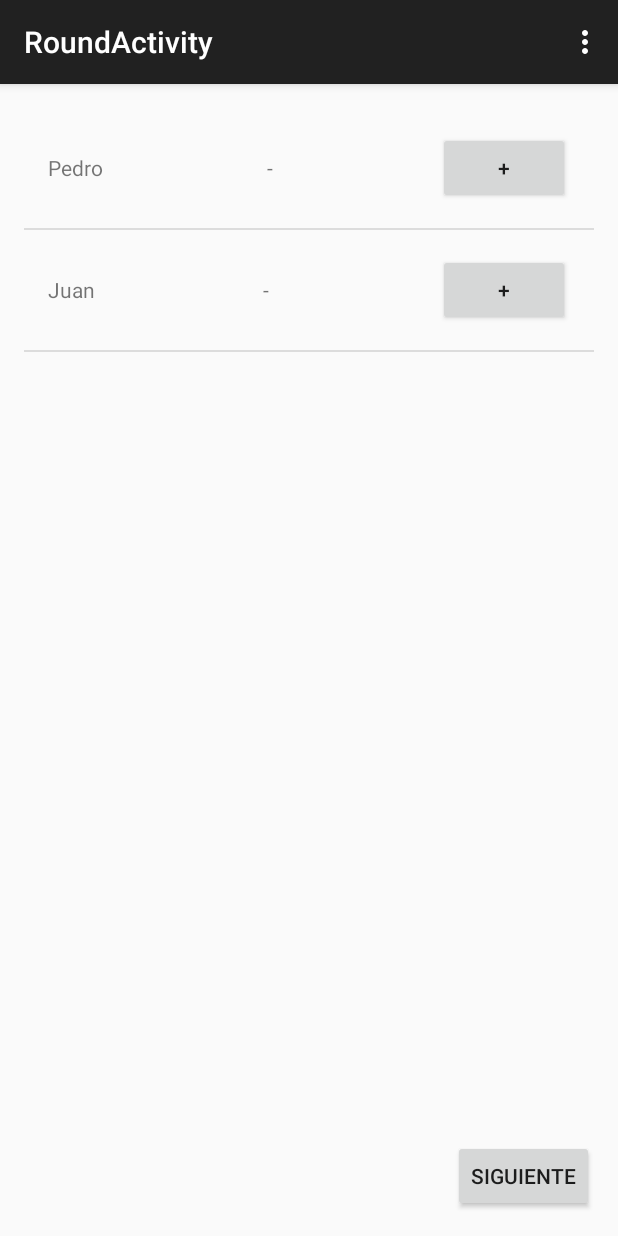
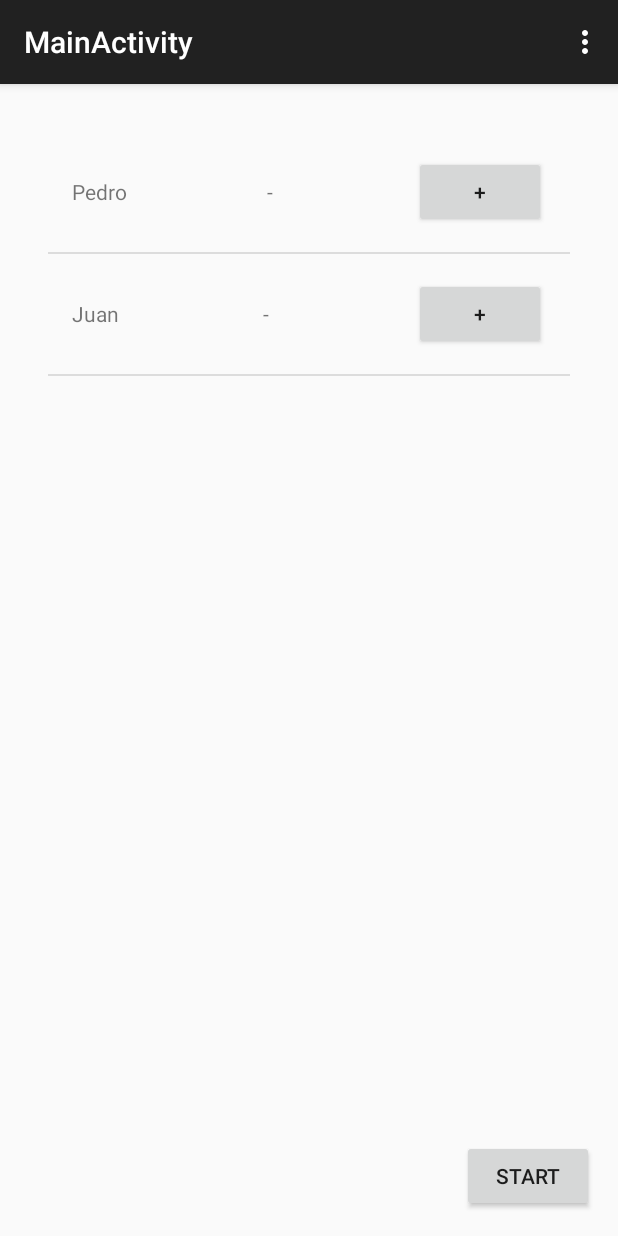
Before and after one commit to DonQwerty/loPuedo, an Android app: the screen it shows after launch (RoundActivity before the commit, MainActivity after it), in the options menu, after a tap on "Settings", on a phone screen of 412 x 824 dp. Run offline under Robolectric (Android 15) with nearby library versions, the phone set to English and light mode, and no system bars.

Commit message:
Actualizado el diseño para utilizar una sola activity.

```diff
--- a/app/src/main/java/project/lopuedo/model/Player.java
+++ b/app/src/main/java/project/lopuedo/model/Player.java
@@ -1,8 +1,5 @@
 package project.lopuedo.model;
 
-/**
- * Created by ares on 31/08/15.
- */
 public class Player {
 
 }
--- a/app/src/main/java/project/lopuedo/view/activities/MainActivity.java
+++ b/app/src/main/java/project/lopuedo/view/activities/MainActivity.java
@@ -1,20 +1,34 @@
 package project.lopuedo.view.activities;
 
+import android.app.Fragment;
+import android.app.FragmentTransaction;
 import android.support.v7.app.AppCompatActivity;
 import android.os.Bundle;
 import android.view.Menu;
 import android.view.MenuItem;
+import android.view.View;
 import android.widget.Button;
 
 import project.lopuedo.R;
+import project.lopuedo.view.fragments.MainActivityFragment;
+import project.lopuedo.view.fragments.RoundActivityFragment;
+import project.lopuedo.view.fragments.ScoresActivityFragment;
 
-public class MainActivity extends AppCompatActivity {
+public class MainActivity extends AppCompatActivity implements View.OnClickListener {
 
+    private Button mMainButton;
+    private int state;
 
     @Override
     protected void onCreate(Bundle savedInstanceState) {
         super.onCreate(savedInstanceState);
         setContentView(R.layout.activity_main);
+
+        getFragmentManager().beginTransaction()
+                .add(R.id.fragment_container, MainActivityFragment.newInstance()).commit();
+        state = 0;
+        mMainButton = (Button) findViewById(R.id.button_main);
+        mMainButton.setOnClickListener(this);
     }
 
 
@@ -39,4 +53,30 @@ public class MainActivity extends AppCompatActivity {
 
         return super.onOptionsItemSelected(item);
     }
+
+    @Override
+    public void onClick(View v) {
+        Fragment newFragment;
+
+        FragmentTransaction ft = getFragmentManager().beginTransaction();
+        ft.setCustomAnimations(R.animator.slide_in_left, R.animator.slide_out_right);
+
+        // To avoid compilation error
+        newFragment = new MainActivityFragment();
+
+        // TODO Esto nunca vuelve a MainActivityFragment.
+        switch (state) {
+            // to Round
+            case 0:
+                newFragment = RoundActivityFragment.newInstance();
+                break;
+            // to Scores
+            case 1:
+                newFragment = ScoresActivityFragment.newInstance();
+                break;
+        }
+        ft.replace(R.id.fragment_container, newFragment);
+        ft.commit();
+        state = (state +1) % 2;
+    }
 }
--- a/app/src/main/java/project/lopuedo/view/adapters/EditAdapter.java
+++ b/app/src/main/java/project/lopuedo/view/adapters/EditAdapter.java
@@ -6,14 +6,10 @@ import android.view.LayoutInflater;
 import android.view.View;
 import android.view.ViewGroup;
 import android.widget.CursorAdapter;
-import android.widget.ImageView;
 import android.widget.TextView;
 
 import project.lopuedo.R;
 
-/**
- * Created by daniel on 31/08/15.
- */
 public class EditAdapter extends CursorAdapter {
 
     public EditAdapter(Context context, Cursor c, int flags) {
--- a/app/src/main/java/project/lopuedo/view/adapters/ScoreAdapter.java
+++ b/app/src/main/java/project/lopuedo/view/adapters/ScoreAdapter.java
@@ -6,14 +6,10 @@ import android.view.LayoutInflater;
 import android.view.View;
 import android.view.ViewGroup;
 import android.widget.CursorAdapter;
-import android.widget.ImageView;
 import android.widget.TextView;
 
 import project.lopuedo.R;
 
-/**
- * Created by daniel on 31/08/15.
- */
 public class ScoreAdapter extends CursorAdapter {
 
     public ScoreAdapter(Context context, Cursor c, int flags) {
--- a/app/src/main/java/project/lopuedo/view/fragments/MainActivityFragment.java
+++ b/app/src/main/java/project/lopuedo/view/fragments/MainActivityFragment.java
@@ -1,6 +1,6 @@
 package project.lopuedo.view.fragments;
 
-import android.support.v4.app.Fragment;
+import android.app.Fragment;
 import android.os.Bundle;
 import android.view.LayoutInflater;
 import android.view.View;
@@ -16,6 +16,11 @@ public class MainActivityFragment extends Fragment {
     public MainActivityFragment() {
     }
 
+    public static MainActivityFragment newInstance() {
+        MainActivityFragment fragment = new MainActivityFragment();
+        return fragment;
+    }
+
     @Override
     public View onCreateView(LayoutInflater inflater, ViewGroup container,
                              Bundle savedInstanceState) {
--- a/app/src/main/java/project/lopuedo/view/fragments/RoundActivityFragment.java
+++ b/app/src/main/java/project/lopuedo/view/fragments/RoundActivityFragment.java
@@ -2,12 +2,11 @@ package project.lopuedo.view.fragments;
 
 import android.content.Intent;
 import android.database.Cursor;
-import android.support.v4.app.Fragment;
+import android.app.Fragment;
 import android.os.Bundle;
 import android.view.LayoutInflater;
 import android.view.View;
 import android.view.ViewGroup;
-import android.widget.Button;
 import android.widget.ListAdapter;
 import android.widget.ListView;
 
@@ -19,14 +18,18 @@ import project.lopuedo.view.adapters.EditAdapter;
 import project.lopuedo.view.interfaces.IRoundView;
 
 /**
- * A placeholder fragment containing a simple view.
+ * Fragment to set each round scores.
  */
-public class RoundActivityFragment extends Fragment implements IRoundView, View.OnClickListener {
+public class RoundActivityFragment extends Fragment implements IRoundView {
     private RoundPresenter mRoundPresenter;
     private ListView mList;
-    private Button mNextButton;
 
     public RoundActivityFragment() {
+    }
+
+    public static RoundActivityFragment newInstance() {
+        RoundActivityFragment instance = new RoundActivityFragment();
+        return instance;
     }
 
     @Override
@@ -36,16 +39,11 @@ public class RoundActivityFragment extends Fragment implements IRoundView, View.
         mRoundPresenter.onCreate(this);
         View rootView = inflater.inflate(R.layout.fragment_scores, container, false);
         mList=(ListView) rootView.findViewById(R.id.list_score);
-        mNextButton = (Button) rootView.findViewById(R.id.button_siguiente);
-
-        mNextButton.setOnClickListener(this);
 
         MatchModel mm = new MatchModel();
-        Cursor round=mm.getRound(getContext());
+        Cursor round=mm.getRound(getActivity());
         EditAdapter adapter = createListAdapter(round);
         createList(adapter);
-
-
 
         return rootView;
     }
@@ -57,7 +55,7 @@ public class RoundActivityFragment extends Fragment implements IRoundView, View.
 
     @Override
     public EditAdapter createListAdapter(Cursor c) {
-        return new EditAdapter(getContext(),c, R.layout.list_item_edit_score);
+        return new EditAdapter(getActivity(),c, R.layout.list_item_edit_score);
     }
 
     @Override
@@ -81,9 +79,4 @@ public class RoundActivityFragment extends Fragment implements IRoundView, View.
         intent.putExtra("MATCH", match_id);
         startActivity(intent);
     }
-
-    @Override
-    public void onClick(View v) {
-        mRoundPresenter.goToScoresActivity();
-    }
 }
--- a/app/src/main/java/project/lopuedo/view/fragments/ScoresActivityFragment.java
+++ b/app/src/main/java/project/lopuedo/view/fragments/ScoresActivityFragment.java
@@ -2,40 +2,34 @@ package project.lopuedo.view.fragments;
 
 import android.content.Intent;
 import android.database.Cursor;
-import android.database.sqlite.SQLiteDatabase;
-import android.support.v4.app.Fragment;
+import android.app.Fragment;
 import android.os.Bundle;
 import android.view.LayoutInflater;
 import android.view.View;
 import android.view.ViewGroup;
-import android.widget.ArrayAdapter;
-import android.widget.Button;
 import android.widget.ListAdapter;
 import android.widget.ListView;
-
-import java.util.ArrayList;
-import java.util.Arrays;
-import java.util.List;
-
 import project.lopuedo.R;
 import project.lopuedo.model.MatchModel;
-import project.lopuedo.model.Player;
 import project.lopuedo.presenter.ScoresPresenter;
 import project.lopuedo.view.activities.RoundActivity;
-import project.lopuedo.view.activities.ScoresActivity;
 import project.lopuedo.view.adapters.ScoreAdapter;
 import project.lopuedo.view.interfaces.IScoresView;
 
 /**
- * A placeholder fragment containing a simple view.
+ * Fragment to display each round scores.
  */
-public class ScoresActivityFragment extends Fragment  implements IScoresView, View.OnClickListener {
+public class ScoresActivityFragment extends Fragment  implements IScoresView {
 
-    private Button mNextButton;
     private ScoresPresenter mScoresPresenter;
     private ListView mList;
 
     public ScoresActivityFragment() {
+    }
+
+    public static ScoresActivityFragment newInstance() {
+        ScoresActivityFragment instance = new ScoresActivityFragment();
+        return instance;
     }
 
     @Override
@@ -46,11 +40,9 @@ public class ScoresActivityFragment extends Fragment  implements IScoresView, Vi
         mScoresPresenter.onCreate(this);
         View rootView = inflater.inflate(R.layout.fragment_scores, container, false);
         mList=(ListView) rootView.findViewById(R.id.list_score);
-        mNextButton = (Button) rootView.findViewById(R.id.button_siguiente);
-        mNextButton.setOnClickListener(this);
 
         MatchModel mm = new MatchModel();
-        Cursor round=mm.getRound(getContext());
+        Cursor round=mm.getRound(getActivity());
         ScoreAdapter adapter = createListAdapter(round);
         createList(adapter);
 
@@ -60,19 +52,13 @@ public class ScoresActivityFragment extends Fragment  implements IScoresView, Vi
     }
 
     @Override
-    public void onClick(View v) {
-        // Change to scores assignment
-        mScoresPresenter.goToRoundActivity();
-    }
-
-    @Override
     public void createList(ListAdapter adapter) {
         mList.setAdapter(adapter);
     }
 
     @Override
     public ScoreAdapter createListAdapter(Cursor c) {
-        return new ScoreAdapter(getContext(),c, R.layout.list_item_score);
+        return new ScoreAdapter(getActivity(),c, R.layout.list_item_score);
     }
 
 
@@ -84,7 +70,7 @@ public class ScoresActivityFragment extends Fragment  implements IScoresView, Vi
 
     @Override
     public void showNextButton() {
-        mNextButton.setVisibility(View.VISIBLE);
+
     }
 
     @Override
@@ -94,7 +80,7 @@ public class ScoresActivityFragment extends Fragment  implements IScoresView, Vi
 
     @Override
     public void hideNextButton() {
-        mNextButton.setVisibility(View.GONE);
+
     }
 
     @Override
--- a/app/src/main/java/project/lopuedo/view/interfaces/IRoundView.java
+++ b/app/src/main/java/project/lopuedo/view/interfaces/IRoundView.java
@@ -4,7 +4,6 @@ import android.database.Cursor;
 import android.widget.ListAdapter;
 
 import project.lopuedo.view.adapters.EditAdapter;
-import project.lopuedo.view.adapters.ScoreAdapter;
 
 public interface IRoundView {
 
--- a/app/src/main/java/project/lopuedo/view/interfaces/IScoresView.java
+++ b/app/src/main/java/project/lopuedo/view/interfaces/IScoresView.java
@@ -2,12 +2,8 @@ package project.lopuedo.view.interfaces;
 
 
 import android.database.Cursor;
-import android.database.sqlite.SQLiteDatabase;
 import android.widget.ListAdapter;
 
-import java.util.List;
-
-import project.lopuedo.model.Player;
 import project.lopuedo.view.adapters.ScoreAdapter;
 
 public interface IScoresView {
--- a/app/src/main/res/layout/activity_main.xml
+++ b/app/src/main/res/layout/activity_main.xml
@@ -1,4 +1,24 @@
-<fragment xmlns:android="http://schemas.android.com/apk/res/android"
-    xmlns:tools="http://schemas.android.com/tools" android:id="@+id/fragment"
-    android:name="project.lopuedo.view.fragments.MainActivityFragment" tools:layout="@layout/fragment_main"
-    android:layout_width="match_parent" android:layout_height="match_parent" />
+<RelativeLayout xmlns:android="http://schemas.android.com/apk/res/android"
+    xmlns:tools="http://schemas.android.com/tools" android:layout_width="match_parent"
+    android:layout_height="match_parent" android:paddingLeft="@dimen/activity_horizontal_margin"
+    android:paddingRight="@dimen/activity_horizontal_margin"
+    android:paddingTop="@dimen/activity_vertical_margin"
+    android:paddingBottom="@dimen/activity_vertical_margin"
+    tools:context="project.lopuedo.view.fragments.ScoresActivityFragment">
+
+    <FrameLayout xmlns:android="http://schemas.android.com/apk/res/android"
+        android:id="@+id/fragment_container"
+        android:layout_width="match_parent"
+        android:layout_height="match_parent"
+        android:layout_above="@+id/button_main" />
+
+    <Button
+        android:layout_width="wrap_content"
+        android:layout_height="wrap_content"
+        android:text="@string/main_button_start"
+        android:id="@+id/button_main"
+        android:layout_alignParentBottom="true"
+        android:layout_alignParentRight="true"
+        android:layout_alignParentEnd="true" />
+
+</RelativeLayout>
--- a/app/src/main/res/layout/fragment_main.xml
+++ b/app/src/main/res/layout/fragment_main.xml
@@ -9,4 +9,13 @@
     <TextView android:text="@string/hello_world" android:layout_width="wrap_content"
         android:layout_height="wrap_content" />
 
+    <ListView
+        android:layout_width="match_parent"
+        android:layout_height="match_parent"
+        android:id="@+id/list_players"
+        android:layout_alignParentBottom="true"
+        android:layout_alignParentRight="true"
+        android:layout_alignParentEnd="true"
+        android:clickable="true" />
+
 </RelativeLayout>
--- a/app/src/main/res/layout/fragment_round.xml
+++ b/app/src/main/res/layout/fragment_round.xml
@@ -6,9 +6,5 @@
     android:paddingBottom="@dimen/activity_vertical_margin"
     tools:context="project.lopuedo.view.fragments.RoundActivityFragment">
 
-    <TextView android:text="@string/hello_world" android:layout_width="wrap_content"
-        android:layout_height="wrap_content" />
-
-    <!-- TODO Utilizar este archivo -->
 
 </RelativeLayout>
--- a/app/src/main/res/layout/fragment_scores.xml
+++ b/app/src/main/res/layout/fragment_scores.xml
@@ -10,25 +10,7 @@
         android:layout_width="match_parent"
         android:layout_height="match_parent"
         android:id="@+id/list_score"
-        android:layout_above="@+id/button_terminar"
-        android:clickable="true" />
-
-    <Button
-        android:layout_width="wrap_content"
-        android:layout_height="wrap_content"
-        android:text="Terminar"
-        android:id="@+id/button_terminar"
         android:layout_alignParentBottom="true"
-        android:layout_alignParentRight="true"
-        android:layout_alignParentEnd="true"
-        android:visibility="invisible" />
-
-    <Button
-        android:layout_width="wrap_content"
-        android:layout_height="wrap_content"
-        android:text="Siguiente"
-        android:id="@+id/button_siguiente"
-        android:layout_below="@+id/list_score"
         android:layout_alignParentRight="true"
         android:layout_alignParentEnd="true"
         android:clickable="true" />
--- a/app/src/main/res/layout/list_item_edit_score.xml
+++ b/app/src/main/res/layout/list_item_edit_score.xml
@@ -22,13 +22,13 @@
         android:gravity="center_vertical"
         android:minHeight="?android:attr/listPreferredItemHeight"
         android:id="@+id/list_item_score"
-        android:text="-"
+        android:text="@string/score_no_points"
         android:layout_weight="0.5"
         />
     <Button
         android:layout_width="wrap_content"
         android:layout_height="wrap_content"
-        android:text="+"
+        android:text="@string/round_score_add"
         android:id="@+id/button_edit"
         android:clickable="true"
         android:layout_weight="1"/>
--- a/app/src/main/res/values/strings.xml
+++ b/app/src/main/res/values/strings.xml
@@ -2,8 +2,16 @@
     <string name="app_name">loPuedo</string>
     <string name="hello_world">Hello world!</string>
     <string name="action_settings">Settings</string>
-    <string name="title_activity_splash">SplashActivity</string>
     <string name="title_activity_main">MainActivity</string>
     <string name="title_activity_scores">ScoresActivity</string>
     <string name="title_activity_round">RoundActivity</string>
+
+    <!-- Main Activity -->
+    <string name="main_button_start">Start</string>
+
+    <!-- Scores Fragment -->
+    <string name="score_no_points" translatable="false">-</string>
+
+    <!-- Round Fragment -->
+    <string name="round_score_add" translatable="false">+</string>
 </resources>
```
Also changed, not shown: app/src/main/AndroidManifest.xml (+10 -9 lines), app/src/main/java/project/lopuedo/view/activities/ScoresActivity.java (+0 -7 lines), app/src/main/res/animator/slide_in_left.xml (added, +9 -0 lines), app/src/main/res/animator/slide_out_right.xml (added, +10 -0 lines), 1 other file.
